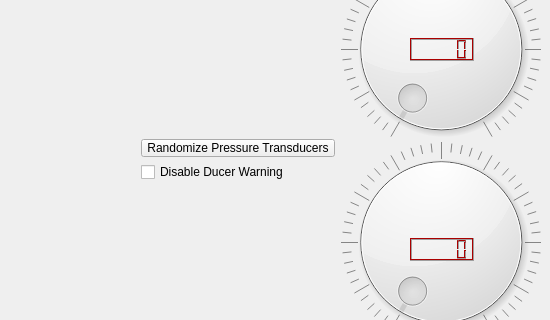
SDSURocketProject/FAR-MARS, file controlsoftware/mainwindow.ui: the form before one commit; both pictures show x 730 to 1280 and y 98 to 418 of the 1280 by 720 pixel window.
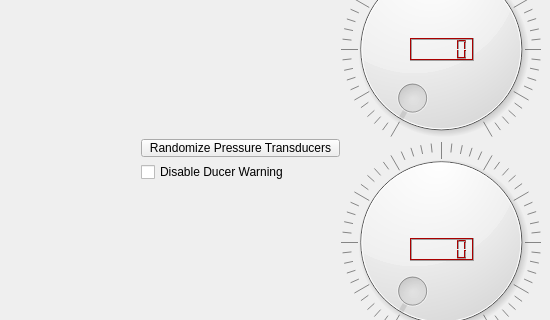
The form after the commit.

The edit to the form file:
```diff
--- a/controlsoftware/mainwindow.ui
+++ b/controlsoftware/mainwindow.ui
@@ -1532,16 +1532,16 @@
      </palette>
     </property>
    </widget>
-   <widget class="QWidget" name="">
+   <widget class="QWidget" name="layoutWidget">
     <property name="geometry">
      <rect>
       <x>860</x>
       <y>190</y>
-      <width>216</width>
+      <width>221</width>
       <height>64</height>
      </rect>
     </property>
-    <layout class="QVBoxLayout" name="verticalLayout_2">
+    <layout class="QVBoxLayout" name="warningSuppressLayout">
      <item>
       <widget class="QPushButton" name="rand_pres">
        <property name="text">
```
Left out of the diff: 51 changed lines with no effect on the pictures.
